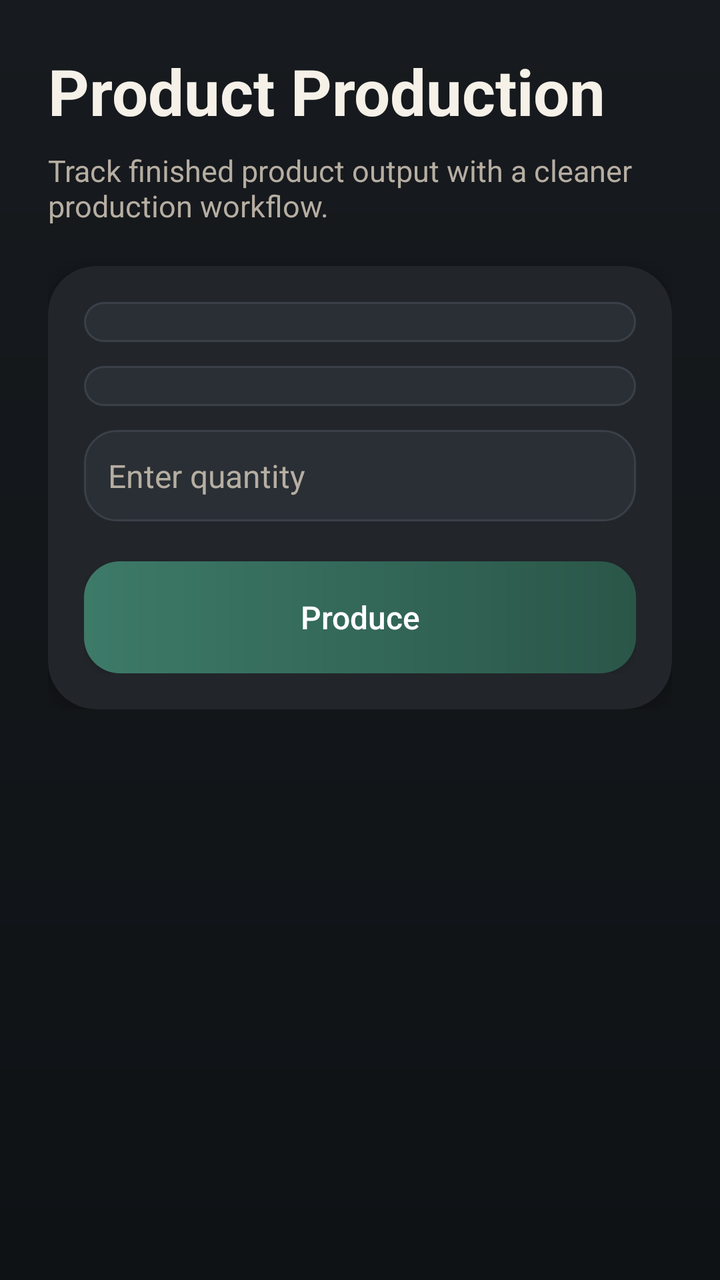
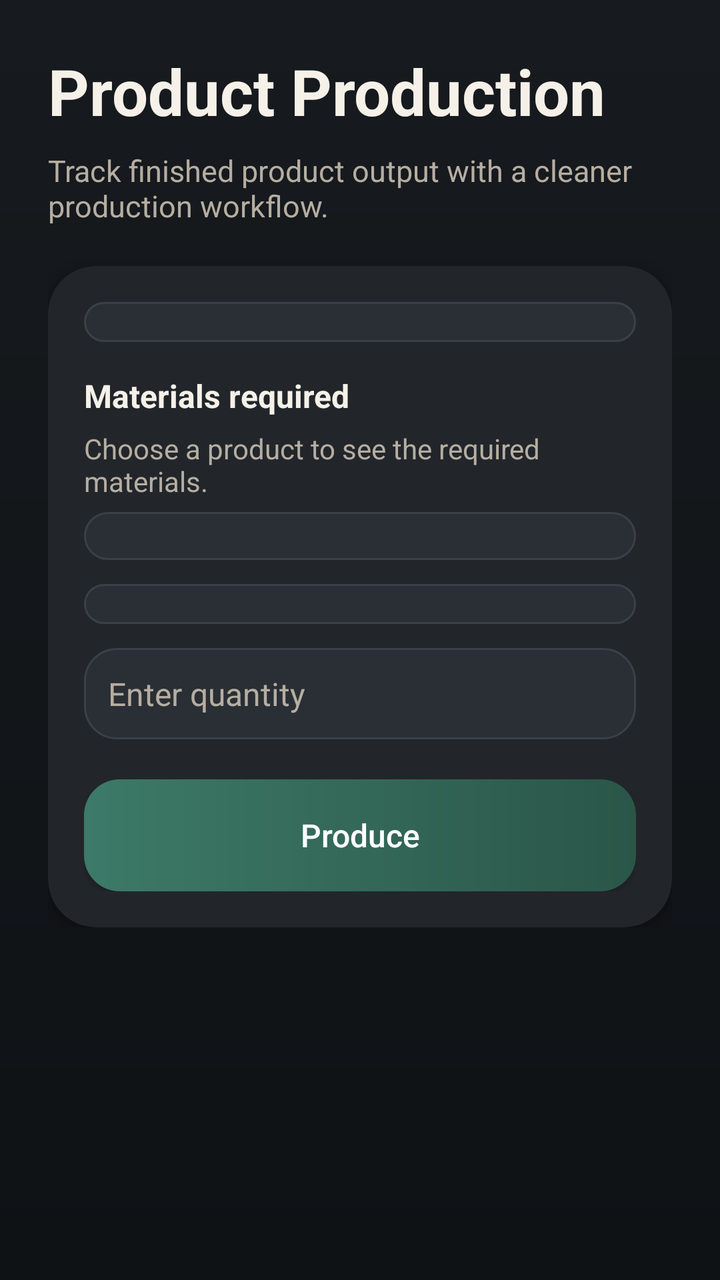

Before-and-after screenshots of an Android layout around one commit, followed by the original layout XML and the change that was made.
<!-- AndroidManifest.xml: application theme Theme.Furniture_app -->
<!-- res/layout/activity_production.xml -->
<ScrollView xmlns:android="http://schemas.android.com/apk/res/android"
    xmlns:app="http://schemas.android.com/apk/res-auto"
    android:layout_width="match_parent"
    android:layout_height="match_parent"
    android:background="@drawable/bg_app_gradient">

    <LinearLayout
        android:layout_width="match_parent"
        android:layout_height="wrap_content"
        android:orientation="vertical"
        android:padding="24dp">

        <TextView
            android:text="Product Production"
            android:textColor="@color/brand_ink"
            android:textSize="32sp"
            android:textStyle="bold"
            android:layout_width="match_parent"
            android:layout_height="wrap_content"/>

        <TextView
            android:layout_width="match_parent"
            android:layout_height="wrap_content"
            android:layout_marginTop="8dp"
            android:layout_marginBottom="20dp"
            android:text="Track finished product output with a cleaner production workflow."
            android:textColor="@color/brand_muted"
            android:textSize="15sp" />

        <androidx.cardview.widget.CardView
            android:layout_width="match_parent"
            android:layout_height="wrap_content"
            app:cardBackgroundColor="@color/brand_panel"
            app:cardCornerRadius="24dp"
            app:cardElevation="8dp">

            <LinearLayout
                android:layout_width="match_parent"
                android:layout_height="wrap_content"
                android:orientation="vertical"
                android:padding="18dp">

                <Spinner
                    android:id="@+id/productSpinner"
                    android:layout_marginBottom="12dp"
                    android:background="@drawable/bg_input_soft"
                    android:padding="10dp"
                    android:popupBackground="@color/brand_surface"
                    android:layout_width="match_parent"
                    android:layout_height="wrap_content"/>

                <Spinner
                    android:id="@+id/employeeSpinner"
                    android:layout_marginBottom="12dp"
                    android:background="@drawable/bg_input_soft"
                    android:padding="10dp"
                    android:popupBackground="@color/brand_surface"
                    android:layout_width="match_parent"
                    android:layout_height="wrap_content"/>

                <EditText
                    android:id="@+id/quantityEdit"
                    android:hint="Enter quantity"
                    android:textColor="@color/brand_ink"
                    android:textColorHint="@color/brand_muted"
                    android:textSize="16sp"
                    android:padding="12dp"
                    android:background="@drawable/bg_input_soft"
                    android:layout_marginBottom="20dp"
                    android:inputType="numberDecimal"
                    android:layout_width="match_parent"
                    android:layout_height="wrap_content"/>

                <Button
                    android:id="@+id/produceButton"
                    android:text="Produce"
                    android:textAllCaps="false"
                    android:textSize="16sp"
                    android:textColor="@color/white"
                    android:background="@drawable/bg_button_primary"
                    android:layout_width="match_parent"
                    android:layout_height="56dp"/>

            </LinearLayout>

        </androidx.cardview.widget.CardView>

    </LinearLayout>

</ScrollView>
<!-- resources referenced by this layout -->
<resources>
  <color name="brand_ink">#F5F1E8</color>
  <color name="brand_muted">#B6AEA2</color>
  <color name="brand_panel">#22262B</color>
  <color name="brand_surface">#171A1E</color>
  <color name="white">#FFFFFFFF</color>
  <!-- drawable bg_app_gradient (drawable) -->
  <?xml version="1.0" encoding="utf-8"?>
  <shape xmlns:android="http://schemas.android.com/apk/res/android">
      <gradient
          android:angle="270"
          android:startColor="@color/brand_surface"
          android:endColor="@color/brand_surface_alt" />
  </shape>
  <!-- drawable bg_button_primary (drawable) -->
  <?xml version="1.0" encoding="utf-8"?>
  <shape xmlns:android="http://schemas.android.com/apk/res/android">
      <gradient
          android:angle="0"
          android:startColor="@color/brand_primary"
          android:endColor="@color/brand_primary_dark" />
      <corners android:radius="18dp" />
  </shape>
  <!-- drawable bg_input_soft (drawable) -->
  <?xml version="1.0" encoding="utf-8"?>
  <shape xmlns:android="http://schemas.android.com/apk/res/android">
      <solid android:color="#2A2F35" />
      <corners android:radius="16dp" />
      <stroke
          android:width="1dp"
          android:color="@color/brand_line" />
  </shape>
  <style name="Theme.Furniture_app" parent="Base.Theme.Furniture_app" />
  <color name="brand_surface_alt">#0F1215</color>
  <color name="brand_primary">#3D7A68</color>
  <color name="brand_primary_dark">#2A5648</color>
  <color name="brand_line">#3A4047</color>
  <style name="Base.Theme.Furniture_app" parent="Theme.Material3.DayNight.NoActionBar">
          
          
      </style>
</resources>

<!-- the commit's change to res/layout/activity_production.xml (unified diff, before → after) -->
@@ -49,6 +49,43 @@
                     android:layout_width="match_parent"
                     android:layout_height="wrap_content"/>
 
+                <TextView
+                    android:id="@+id/materialsTitle"
+                    android:layout_width="match_parent"
+                    android:layout_height="wrap_content"
+                    android:layout_marginTop="4dp"
+                    android:text="Materials required"
+                    android:textColor="@color/brand_ink"
+                    android:textSize="16sp"
+                    android:textStyle="bold" />
+
+                <TextView
+                    android:id="@+id/materialsSummary"
+                    android:layout_width="match_parent"
+                    android:layout_height="wrap_content"
+                    android:layout_marginTop="6dp"
+                    android:layout_marginBottom="6dp"
+                    android:text="Choose a product to see the required materials."
+                    android:textColor="@color/brand_muted"
+                    android:textSize="14sp" />
+
+                <HorizontalScrollView
+                    android:layout_width="match_parent"
+                    android:layout_height="wrap_content"
+                    android:layout_marginBottom="12dp"
+                    android:fillViewport="true">
+
+                    <TableLayout
+                        android:id="@+id/materialsTable"
+                        android:layout_width="match_parent"
+                        android:layout_height="wrap_content"
+                        android:background="@drawable/bg_input_soft"
+                        android:padding="12dp"
+                        android:shrinkColumns="1,2"
+                        android:stretchColumns="0,1,2" />
+
+                </HorizontalScrollView>
+
                 <Spinner
                     android:id="@+id/employeeSpinner"
                     android:layout_marginBottom="12dp"
